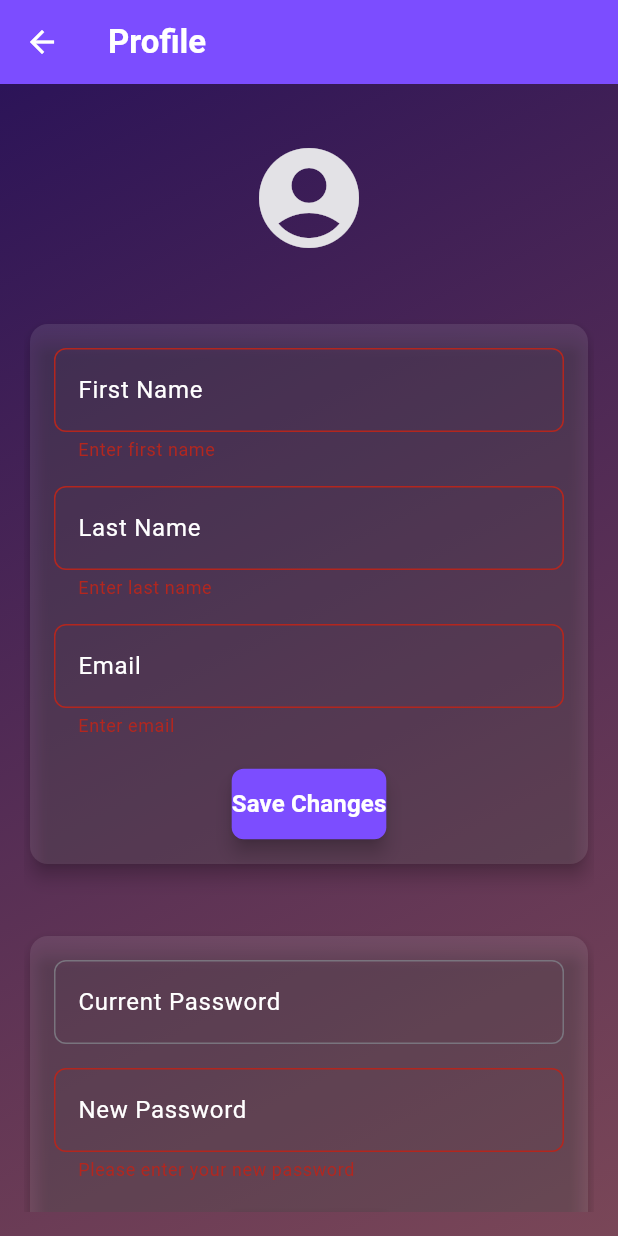
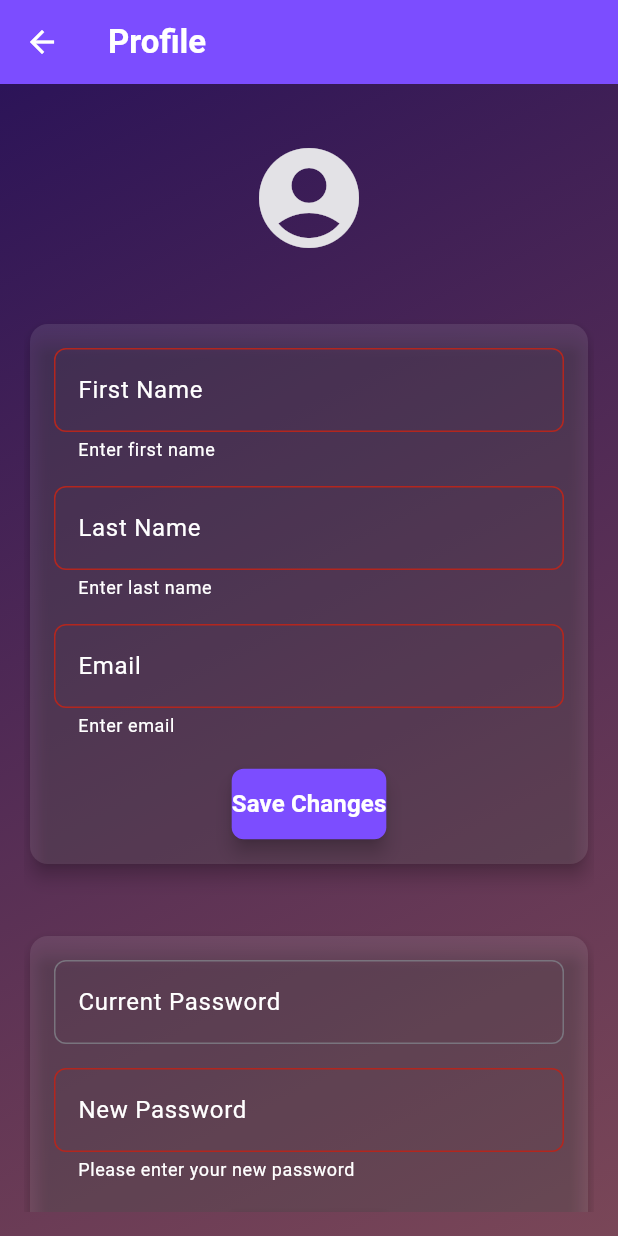
Before and after one commit to minnocent12/chatapp, a Flutter app: the ProfilePage screen opened directly, after a tap on "Save Changes", after a tap on "Save Password", on a phone screen of 412 x 824 dp. Run offline on Flutter 3.47's test engine with Material 3 defaults, Android fonts, the phone set to English and light mode, and no system bars; our stand-ins replace cloud_firestore, firebase_auth, firebase_core, firebase_storage, shared_preferences, validators; accounts and stored records are empty.

```diff
--- a/lib/screens/auth/login_page.dart
+++ b/lib/screens/auth/login_page.dart
@@ -70,6 +70,9 @@ class _LoginPageState extends State<LoginPage> {
                         fillColor: Colors.white.withOpacity(0.2),
                         prefixIcon: Icon(Icons.email,
                             color: const Color.fromARGB(255, 198, 33, 243)),
+                        errorStyle: TextStyle(
+                            color:
+                                Colors.white), // Set error text color to white
                       ),
                       style: TextStyle(color: Colors.white),
                       keyboardType: TextInputType.emailAddress,
@@ -87,6 +90,9 @@ class _LoginPageState extends State<LoginPage> {
                         fillColor: Colors.white.withOpacity(0.2),
                         prefixIcon: Icon(Icons.lock,
                             color: const Color.fromARGB(255, 198, 33, 243)),
+                        errorStyle: TextStyle(
+                            color:
+                                Colors.white), // Set error text color to white
                       ),
                       obscureText: true,
                       style: TextStyle(color: Colors.white),
--- a/lib/screens/profile_page.dart
+++ b/lib/screens/profile_page.dart
@@ -69,7 +69,7 @@ class _ProfilePageState extends State<ProfilePage> {
     } else if (value.length < 8 ||
         !RegExp(r'^(?=.*[A-Z])(?=.*[a-z])(?=.*\d)(?=.*[!@#$%^&*])')
             .hasMatch(value)) {
-      return "Password must be at least 8 characters, contain uppercase, lowercase, a number, and a special character.";
+      return "Password must be at least 8 characters,\ncontain uppercase, lowercase,\na number, and a special character.";
     }
     return null;
   }
@@ -179,6 +179,7 @@ class _ProfilePageState extends State<ProfilePage> {
                             border: OutlineInputBorder(
                               borderRadius: BorderRadius.circular(8),
                             ),
+                            errorStyle: TextStyle(color: Colors.white), // White error messages
                           ),
                           validator: (value) =>
                               value!.isEmpty ? "Enter first name" : null,
@@ -196,6 +197,7 @@ class _ProfilePageState extends State<ProfilePage> {
                             border: OutlineInputBorder(
                               borderRadius: BorderRadius.circular(8),
                             ),
+                            errorStyle: TextStyle(color: Colors.white), // White error messages
                           ),
                           validator: (value) =>
                               value!.isEmpty ? "Enter last name" : null,
@@ -213,6 +215,7 @@ class _ProfilePageState extends State<ProfilePage> {
                             border: OutlineInputBorder(
                               borderRadius: BorderRadius.circular(8),
                             ),
+                            errorStyle: TextStyle(color: Colors.white), // White error messages
                           ),
                           validator: (value) =>
                               value!.isEmpty ? "Enter email" : null,
@@ -271,6 +274,7 @@ class _ProfilePageState extends State<ProfilePage> {
                             border: OutlineInputBorder(
                               borderRadius: BorderRadius.circular(8),
                             ),
+                            errorStyle: TextStyle(color: Colors.white), // White error messages
                           ),
                         ),
                         SizedBox(height: 16),
@@ -287,6 +291,7 @@ class _ProfilePageState extends State<ProfilePage> {
                             border: OutlineInputBorder(
                               borderRadius: BorderRadius.circular(8),
                             ),
+                            errorStyle: TextStyle(color: Colors.white), // White error messages
                           ),
                           validator: (value) => validatePassword(value),
                         ),
```
Also changed, not shown: lib/screens/auth/register_page.dart (+16 -8 lines).
